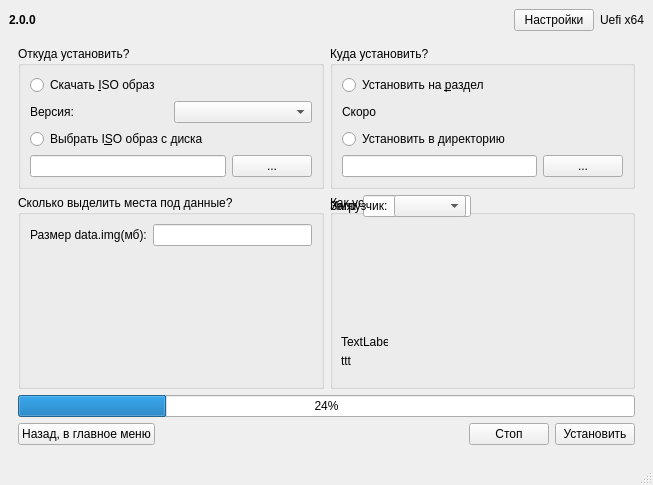
First picture: the form in window.ui, repository YourDroid/YourDroid, before the edit.
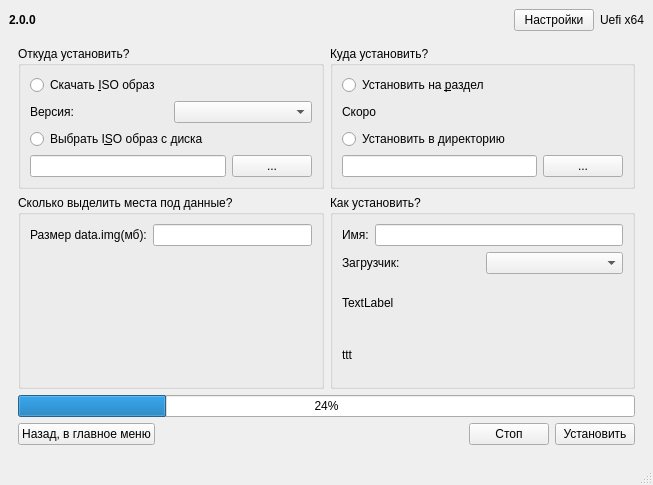
Second picture: the form after the edit. Icons and pictures are not drawn.

Commit message: update for install gummiboot

```diff
--- a/window.ui
+++ b/window.ui
@@ -313,33 +313,8 @@
             <property name="title">
              <string>Как установить?</string>
             </property>
-            <widget class="QLabel" name="labelAboutBootloader">
-             <property name="geometry">
-              <rect>
-               <x>11</x>
-               <y>158</y>
-               <width>16</width>
-               <height>16</height>
-              </rect>
-             </property>
-             <property name="text">
-              <string>ttt</string>
-             </property>
-            </widget>
-            <widget class="QLabel" name="labelAboutBootloader_2">
-             <property name="geometry">
-              <rect>
-               <x>11</x>
-               <y>139</y>
-               <width>47</width>
-               <height>16</height>
-              </rect>
-             </property>
-             <property name="text">
-              <string>TextLabel</string>
-             </property>
-            </widget>
-            <widget class="QWidget" name="">
+            <layout class="QVBoxLayout" name="verticalLayout_3">
+             <item>
              <layout class="QHBoxLayout" name="horizontalLayout">
               <item>
                <widget class="QLabel" name="labelName">
@@ -352,8 +327,8 @@
                <widget class="QLineEdit" name="editName"/>
               </item>
              </layout>
-            </widget>
-            <widget class="QWidget" name="">
+             </item>
+             <item>
              <layout class="QHBoxLayout" name="horizontalLayout_3">
               <item>
                <widget class="QLabel" name="labelBoot">
@@ -366,7 +341,22 @@
                <widget class="QComboBox" name="comboBoot"/>
               </item>
              </layout>
-            </widget>
+             </item>
+             <item>
+              <widget class="QLabel" name="labelAboutBootloader_2">
+               <property name="text">
+                <string>TextLabel</string>
+               </property>
+              </widget>
+             </item>
+             <item>
+              <widget class="QLabel" name="labelAboutBootloader">
+               <property name="text">
+                <string>ttt</string>
+               </property>
+              </widget>
+             </item>
+            </layout>
            </widget>
           </item>
           <item row="0" column="0" rowspan="2">
```
Lines whose indentation alone changed are shown as unchanged. The commit also changes 2 other files.
